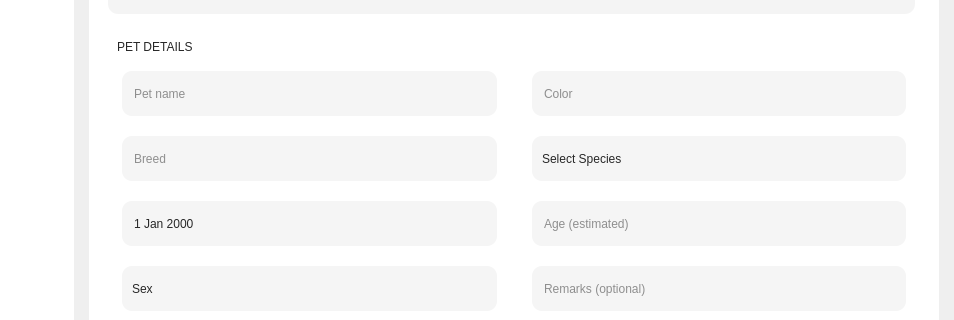
Before: the Qt Designer form Desktop_Application/Frontend/Home.ui in DreddVDomasian/Petmate-Desktop-Application, drawn with Qt 5; both pictures show x 326 to 1280 and y 248 to 568 of the 1280 by 720 pixel window.
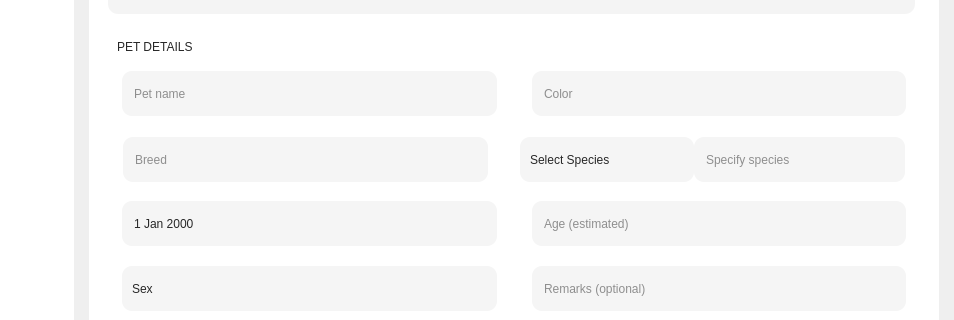
After: the same form once the commit is applied. The open tabs and pages were chosen to show the change. Icons and pictures are not drawn.

Commit message: added specific species

What changed in the file:
```diff
--- a/Desktop_Application/Frontend/Home.ui
+++ b/Desktop_Application/Frontend/Home.ui
@@ -5764,7 +5764,31 @@
                     </property>
                     <layout class="QHBoxLayout" name="horizontalLayout_21">
                      <property name="spacing">
-                      <number>35</number>
+                      <number>20</number>
+                     </property>
+                     <property name="leftMargin">
+                      <number>0</number>
+                     </property>
+                     <property name="topMargin">
+                      <number>0</number>
+                     </property>
+                     <property name="rightMargin">
+                      <number>0</number>
+                     </property>
+                     <property name="bottomMargin">
+                      <number>0</number>
+                     </property>
+                     <item>
+                      <widget class="QFrame" name="frame_69">
+                       <property name="frameShape">
+                        <enum>QFrame::StyledPanel</enum>
+                       </property>
+                       <property name="frameShadow">
+                        <enum>QFrame::Raised</enum>
+                       </property>
+                       <layout class="QHBoxLayout" name="horizontalLayout_83">
+                        <property name="spacing">
+                         <number>0</number>
                      </property>
                      <property name="leftMargin">
                       <number>5</number>
@@ -5800,6 +5824,36 @@
                        </property>
                       </widget>
                      </item>
+                       </layout>
+                      </widget>
+                     </item>
+                     <item>
+                      <widget class="QFrame" name="frame_59">
+                       <property name="styleSheet">
+                        <string notr="true"/>
+                       </property>
+                       <property name="frameShape">
+                        <enum>QFrame::StyledPanel</enum>
+                       </property>
+                       <property name="frameShadow">
+                        <enum>QFrame::Raised</enum>
+                       </property>
+                       <layout class="QHBoxLayout" name="horizontalLayout_82">
+                        <property name="spacing">
+                         <number>0</number>
+                        </property>
+                        <property name="leftMargin">
+                         <number>5</number>
+                        </property>
+                        <property name="topMargin">
+                         <number>0</number>
+                        </property>
+                        <property name="rightMargin">
+                         <number>5</number>
+                        </property>
+                        <property name="bottomMargin">
+                         <number>5</number>
+                        </property>
                      <item>
                       <widget class="QComboBox" name="speciesComboBox">
                        <property name="sizePolicy">
@@ -5846,6 +5900,72 @@
                          <string>Others</string>
                         </property>
                        </item>
+                         </widget>
+                        </item>
+                        <item>
+                         <widget class="QLineEdit" name="otherSpeciesLineEdit">
+                          <property name="sizePolicy">
+                           <sizepolicy hsizetype="Expanding" vsizetype="Expanding">
+                            <horstretch>0</horstretch>
+                            <verstretch>0</verstretch>
+                           </sizepolicy>
+                          </property>
+                          <property name="minimumSize">
+                           <size>
+                            <width>174</width>
+                            <height>45</height>
+                           </size>
+                          </property>
+                          <property name="styleSheet">
+                           <string notr="true">QLineEdit#otherSpeciesLineEdit{
+	border-top-right-radius:none;
+	border-bottom-right-radius:none;
+}</string>
+                          </property>
+                          <property name="placeholderText">
+                           <string>Specify species</string>
+                          </property>
+                         </widget>
+                        </item>
+                        <item>
+                         <widget class="QPushButton" name="clearSpeciesBtn">
+                          <property name="sizePolicy">
+                           <sizepolicy hsizetype="Minimum" vsizetype="Expanding">
+                            <horstretch>0</horstretch>
+                            <verstretch>0</verstretch>
+                           </sizepolicy>
+                          </property>
+                          <property name="minimumSize">
+                           <size>
+                            <width>0</width>
+                            <height>45</height>
+                           </size>
+                          </property>
+                          <property name="styleSheet">
+                           <string notr="true">background-color:rgb(245, 245, 245);
+border:none;
+margin:0;
+padding:0;
+padding-right:5px;
+border-top-right-radius:10px;
+border-bottom-right-radius:10px;</string>
+                          </property>
+                          <property name="text">
+                           <string/>
+                          </property>
+                          <property name="icon">
+                           <iconset resource="resource.qrc">
+                            <normaloff>:/Icons/Icons/close.png</normaloff>:/Icons/Icons/close.png</iconset>
+                          </property>
+                          <property name="iconSize">
+                           <size>
+                            <width>25</width>
+                            <height>25</height>
+                           </size>
+                          </property>
+                         </widget>
+                        </item>
+                       </layout>
                       </widget>
                      </item>
                     </layout>
```
Left out of the diff: 24 changed lines with no effect on the pictures. Lines whose indentation alone changed are shown as unchanged. The commit also changes 1 other file.
